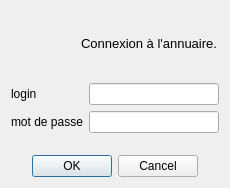
First picture: the form in src/LoginDialog.ui, repository abrochot/Annuaire, before the edit.
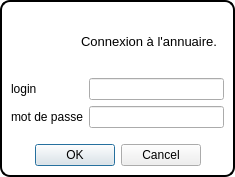
Second picture: the form after the edit. Icons and pictures are not drawn.

Commit message: gestion de la connexion/deconnexion, de l'ajout d'utilisateurs, rajout de feuilles de style pour le login et aPropos

Patch:
```diff
--- a/src/LoginDialog.ui
+++ b/src/LoginDialog.ui
@@ -9,8 +9,8 @@
    <rect>
     <x>0</x>
     <y>0</y>
-    <width>230</width>
-    <height>188</height>
+    <width>235</width>
+    <height>177</height>
    </rect>
   </property>
   <property name="windowTitle">
@@ -20,6 +20,16 @@
    <iconset resource="img.qrc">
     <normaloff>:/img/icon</normaloff>:/img/icon</iconset>
   </property>
+  <property name="styleSheet">
+   <string notr="true"> QDialog{
+border-style: solid;
+border-color:black;
+border-width: 2px;
+border-radius: 10px;
+background-color:white
+
+}</string>
+  </property>
   <property name="modal">
    <bool>true</bool>
   </property>
```
The commit also changes 7 other files.
